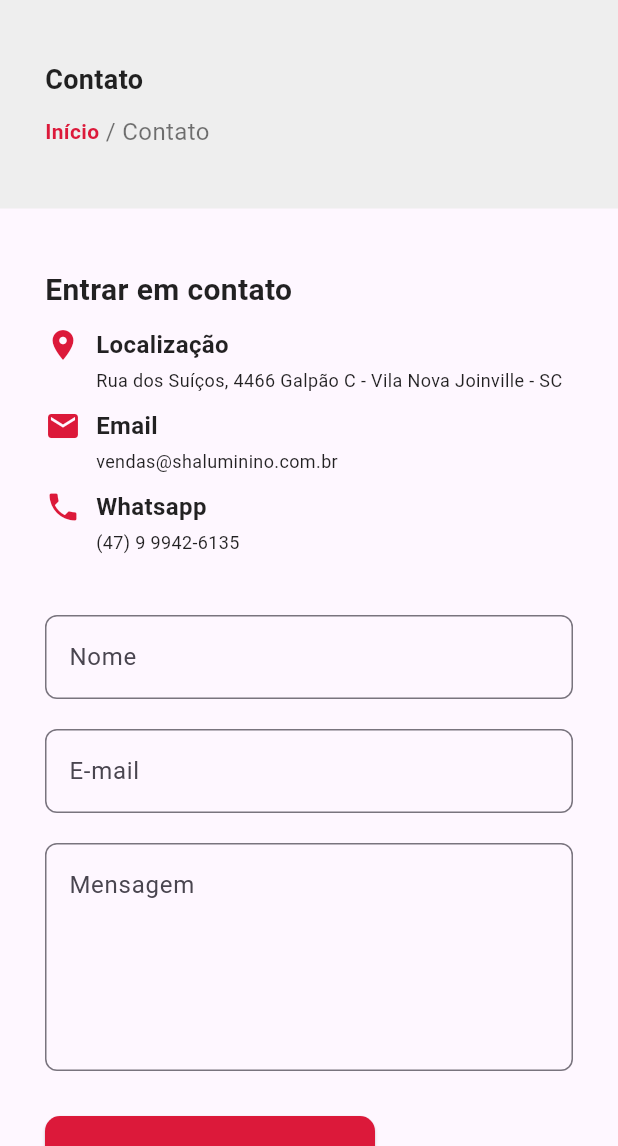
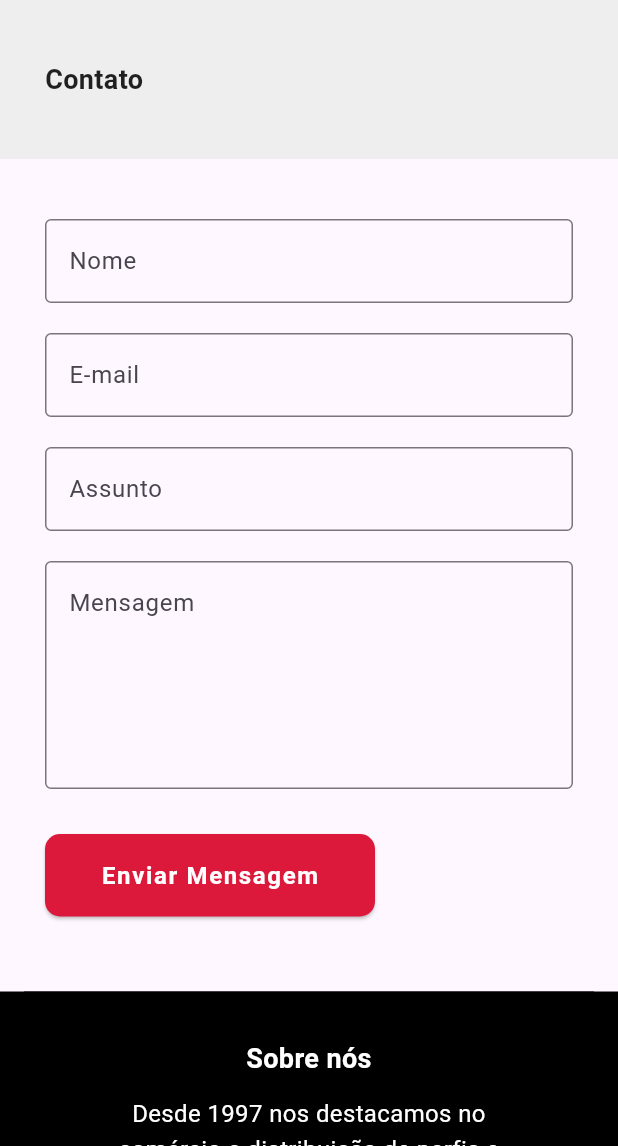
Before and after one commit to MathiasSMartins/app_casa_das_calhas, a Flutter app: the ContactPage screen opened by its route, on a phone screen of 412 x 824 dp, the part 90-1236 px from its top. Run offline on Flutter 3.47's test engine with Material 3 defaults, Android fonts, the phone set to English and light mode, and no system bars; our stand-ins replace cloud_firestore, firebase_core, font_awesome_flutter; accounts and stored records are empty; generated files the repository leaves out were written again.

Commit message:
Integração com o firebase para envio na tela de contato

```diff
--- a/lib/main.dart
+++ b/lib/main.dart
@@ -4,8 +4,14 @@ import 'pages/about_page.dart';
 import 'pages/services_page.dart';
 import 'pages/works_page.dart';
 import 'pages/contact_page.dart';
+import 'package:firebase_core/firebase_core.dart';
+import 'firebase_options.dart';
 
-void main() {
+void main() async {
+  WidgetsFlutterBinding.ensureInitialized();
+  await Firebase.initializeApp(
+    options: DefaultFirebaseOptions.currentPlatform,
+  );
   runApp(const MyApp());
 }
 
--- a/lib/pages/contact_page.dart
+++ b/lib/pages/contact_page.dart
@@ -1,13 +1,67 @@
 import 'package:flutter/material.dart';
+import 'package:cloud_firestore/cloud_firestore.dart';
 import '../widgets/header.dart';
 import '../widgets/footer.dart';
 
-class ContactPage extends StatelessWidget {
+class ContactPage extends StatefulWidget {
   const ContactPage({super.key});
 
   @override
+  State<ContactPage> createState() => _ContactPageState();
+}
+
+class _ContactPageState extends State<ContactPage> {
+  final _firestore = FirebaseFirestore.instance;
+
+  final nomeController = TextEditingController();
+  final emailController = TextEditingController();
+  final assuntoController = TextEditingController();
+  final mensagemController = TextEditingController();
+
+  final _formKey = GlobalKey<FormState>();
+  bool _isSending = false;
+
+  Future<void> enviarMensagem() async {
+    if (!_formKey.currentState!.validate()) return;
+
+    setState(() => _isSending = true);
+
+    try {
+      await _firestore.collection('contato').add({
+        'nome': nomeController.text,
+        'email': emailController.text,
+        'assunto': assuntoController.text,
+        'mensagem': mensagemController.text,
+        'data_envio': Timestamp.now(),
+      });
+
+      ScaffoldMessenger.of(context).showSnackBar(
+        const SnackBar(
+          content: Text('Mensagem enviada com sucesso!'),
+          backgroundColor: Colors.green,
+        ),
+      );
+
+      _formKey.currentState?.reset();
+      nomeController.clear();
+      emailController.clear();
+      assuntoController.clear();
+      mensagemController.clear();
+    } catch (e) {
+      ScaffoldMessenger.of(context).showSnackBar(
+        SnackBar(
+          content: Text('Erro ao enviar: $e'),
+          backgroundColor: Colors.red,
+        ),
+      );
+    } finally {
+      setState(() => _isSending = false);
+    }
+  }
+
+  @override
   Widget build(BuildContext context) {
-    final Color redColor = const Color(0xFFDC193A);
+    final redColor = const Color(0xFFDC193A);
 
     return Scaffold(
       appBar: const PreferredSize(
@@ -16,15 +70,11 @@ class ContactPage extends StatelessWidget {
       ),
       body: ListView(
         children: [
-          // Cabeçalho com breadcrumb
           Container(
             width: double.infinity,
             color: Colors.grey.shade200,
             padding: const EdgeInsets.symmetric(vertical: 40, horizontal: 30),
-            child: Column(
-              crossAxisAlignment: CrossAxisAlignment.start,
-              children: [
-                const Text(
+            child: const Text(
               'Contato',
               style: TextStyle(
                 fontSize: 18,
@@ -32,185 +82,66 @@ class ContactPage extends StatelessWidget {
                 color: Colors.black87,
               ),
             ),
-                const SizedBox(height: 10),
-                Row(
-                  children: [
-                    GestureDetector(
-                      onTap: () => Navigator.pushNamed(context, '/'),
-                      child: const Text(
-                        'Início',
-                        style: TextStyle(
-                          color: Color(0xFFDC193A),
-                          fontWeight: FontWeight.bold,
-                          fontSize: 14,
           ),
-                      ),
-                    ),
-                    const Text(
-                      ' / Contato',
-                      style: TextStyle(color: Colors.black54, fontSize: 16),
-                    ),
-                  ],
-                ),
-              ],
-            ),
-          ),
-
           const SizedBox(height: 40),
 
-          // Conteúdo principal
           Padding(
             padding: const EdgeInsets.symmetric(horizontal: 30),
+            child: Form(
+              key: _formKey,
               child: Column(
                 crossAxisAlignment: CrossAxisAlignment.start,
                 children: [
-                // Informações de contato
-                const Text(
-                  'Entrar em contato',
-                  style: TextStyle(
-                    fontSize: 20,
-                    fontWeight: FontWeight.bold,
-                    color: Colors.black87,
+                  TextFormField(
+                    controller: nomeController,
+                    decoration: const InputDecoration(
+                      labelText: 'Nome',
+                      border: OutlineInputBorder(),
                     ),
-                ),
-                const SizedBox(height: 10),
-
-                Row(
-                  crossAxisAlignment: CrossAxisAlignment.start,
-                  // alinha topo do ícone com topo do texto
-                  children: [
-                    const Icon(
-                      Icons.location_on,
-                      color: Color(0xFFDC193A),
-                      size: 24,
-                    ),
-                    const SizedBox(width: 10),
-                    Column(
-                      crossAxisAlignment: CrossAxisAlignment.start,
-                      // alinha texto à esquerda
-                      children: const [
-                        Text(
-                          'Localização',
-                          style: TextStyle(
-                            fontSize: 16,
-                            fontWeight: FontWeight.bold,
-                            color: Colors.black87,
-                          ),
-                        ),
-                        SizedBox(height: 4),
-                        Text(
-                          'Rua dos Suíços, 4466 Galpão C - Vila Nova Joinville - SC',
-                          style: TextStyle(fontSize: 12, color: Colors.black87),
-                        ),
-                      ],
-                    ),
-                  ],
-                ),
-                const SizedBox(height: 10),
-
-                Row(
-                  crossAxisAlignment: CrossAxisAlignment.start,
-                  // alinha topo do ícone com topo do texto
-                  children: [
-                    const Icon(Icons.email, color: Color(0xFFDC193A), size: 24),
-                    const SizedBox(width: 10),
-                    Column(
-                      crossAxisAlignment: CrossAxisAlignment.start,
-                      // alinha texto à esquerda
-                      children: const [
-                        Text(
-                          'Email',
-                          style: TextStyle(
-                            fontSize: 16,
-                            fontWeight: FontWeight.bold,
-                            color: Colors.black87,
-                          ),
-                        ),
-                        SizedBox(height: 4),
-                        Text(
-                          'vendas@shaluminino.com.br',
-                          style: TextStyle(fontSize: 12, color: Colors.black87),
-                        ),
-                      ],
-                    ),
-                  ],
-                ),
-
-                const SizedBox(height: 10),
-
-                Row(
-                  crossAxisAlignment: CrossAxisAlignment.start,
-                  // alinha topo do ícone com topo do texto
-                  children: [
-                    const Icon(Icons.phone, color: Color(0xFFDC193A), size: 24),
-                    const SizedBox(width: 10),
-                    Column(
-                      crossAxisAlignment: CrossAxisAlignment.start,
-                      children: const [
-                        Text(
-                          'Whatsapp',
-                          style: TextStyle(
-                            fontSize: 16,
-                            fontWeight: FontWeight.bold,
-                            color: Colors.black87,
-                          ),
-                        ),
-                        SizedBox(height: 4),
-                        Text(
-                          '(47) 9 9942-6135',
-                          style: TextStyle(fontSize: 12, color: Colors.black87),
-                        ),
-                      ],
-                    ),
-                  ],
-                ),
-
-                const SizedBox(height: 40),
-
-                // Formulário de contato
-                TextField(
-                  decoration: InputDecoration(
-                    labelText: 'Nome',
-                    border: OutlineInputBorder(
-                      borderRadius: BorderRadius.circular(8),
-                    ),
-                  ),
+                    validator: (value) =>
+                    value == null || value.isEmpty ? 'Informe o nome' : null,
                   ),
                   const SizedBox(height: 20),
-                TextField(
-                  decoration: InputDecoration(
+
+                  TextFormField(
+                    controller: emailController,
+                    decoration: const InputDecoration(
                       labelText: 'E-mail',
-                    border: OutlineInputBorder(
-                      borderRadius: BorderRadius.circular(8),
+                      border: OutlineInputBorder(),
                     ),
-                  ),
+                    validator: (value) =>
+                    value == null || value.isEmpty ? 'Informe o e-mail' : null,
                   ),
                   const SizedBox(height: 20),
-                TextField(
-                  decoration: InputDecoration(
+
+                  TextFormField(
+                    controller: assuntoController,
+                    decoration: const InputDecoration(
+                      labelText: 'Assunto',
+                      border: OutlineInputBorder(),
+                    ),
+                    validator: (value) =>
+                    value == null || value.isEmpty ? 'Informe o assunto' : null,
+                  ),
+                  const SizedBox(height: 20),
+
+                  TextFormField(
+                    controller: mensagemController,
+                    decoration: const InputDecoration(
                       labelText: 'Mensagem',
                       alignLabelWithHint: true,
-                    border: OutlineInputBorder(
-                      borderRadius: BorderRadius.circular(8),
-                    ),
+                      border: OutlineInputBorder(),
                     ),
                     maxLines: 5,
+                    validator: (value) =>
+                    value == null || value.isEmpty ? 'Informe a mensagem' : null,
                   ),
                   const SizedBox(height: 30),
 
-                Align(
-                  alignment: Alignment.centerLeft,
-                  child: SizedBox(
+                  SizedBox(
                     width: 220,
                     child: ElevatedButton(
-                      onPressed: () {
-                        ScaffoldMessenger.of(context).showSnackBar(
-                          const SnackBar(
-                            content: Text('Mensagem enviada!'),
-                            backgroundColor: Colors.green,
-                          ),
-                        );
-                      },
+                      onPressed: _isSending ? null : enviarMensagem,
                       style: ElevatedButton.styleFrom(
                         backgroundColor: redColor,
                         foregroundColor: Colors.white,
@@ -219,7 +150,9 @@ class ContactPage extends StatelessWidget {
                           borderRadius: BorderRadius.circular(10),
                         ),
                       ),
-                      child: const Text(
+                      child: _isSending
+                          ? const CircularProgressIndicator(color: Colors.white)
+                          : const Text(
                         'Enviar Mensagem',
                         style: TextStyle(
                           fontSize: 16,
@@ -229,15 +162,12 @@ class ContactPage extends StatelessWidget {
                       ),
                     ),
                   ),
+                ],
               ),
-
-                const SizedBox(height: 50),
-              ],
             ),
           ),
 
           const SizedBox(height: 50),
-
           const Footer(),
         ],
       ),
--- a/pubspec.yaml
+++ b/pubspec.yaml
@@ -32,6 +32,8 @@ dependencies:
     sdk: flutter
   font_awesome_flutter: ^10.7.0
   url_launcher: ^6.3.0
+  firebase_core: ^3.0.0
+  cloud_firestore: ^5.0.0
 
   # The following adds the Cupertino Icons font to your application.
   # Use with the CupertinoIcons class for iOS style icons.
@@ -40,6 +42,10 @@ dependencies:
 dev_dependencies:
   flutter_test:
     sdk: flutter
+  font_awesome_flutter: ^10.7.0
+  url_launcher: ^6.3.0
+  firebase_core: ^3.0.0
+  cloud_firestore: ^5.0.0
 
   # The "flutter_lints" package below contains a set of recommended lints to
   # encourage good coding practices. The lint set provided by the package is
```
Also changed, not shown: pubspec.lock, 5 other files. Lines whose indentation alone changed are shown as unchanged.
